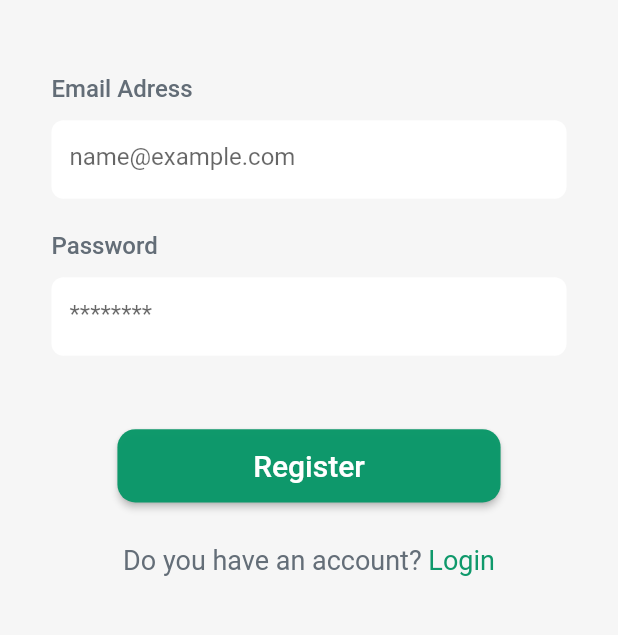
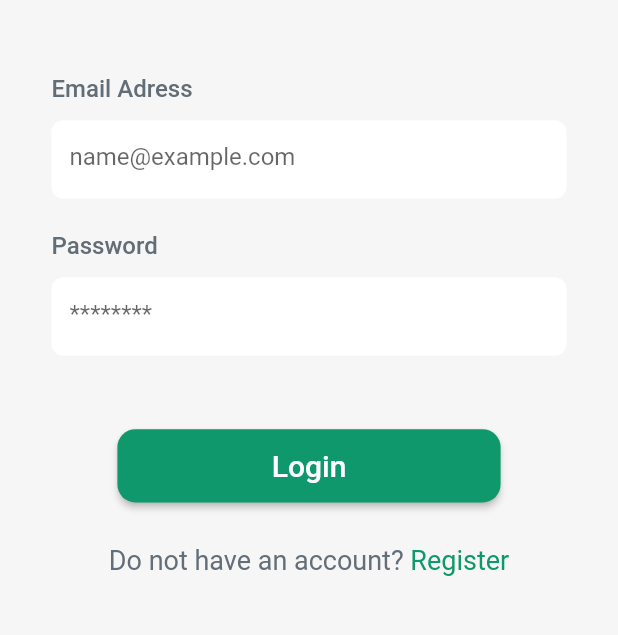
Before and after one commit to eren-cantemur/workshapp, a Flutter app: the screen it shows after launch, after a tap on "Login", on a phone screen of 412 x 824 dp, the part 545-1180 px from its top. Run offline on Flutter 3.47's test engine with Material 2 defaults, Android fonts, the phone set to English and light mode, and no system bars.

Commit message:
add navigation to auth pages

```diff
--- a/mobile/lib/controller/auth_controller.dart
+++ b/mobile/lib/controller/auth_controller.dart
@@ -0,0 +1,7 @@
+import 'package:flutter/cupertino.dart';
+
+class AuthController extends ChangeNotifier {
+  static void navigateToNextPage(String nextPageId, BuildContext context) {
+    Navigator.pushNamed(context, nextPageId);
+  }
+}
--- a/mobile/lib/main.dart
+++ b/mobile/lib/main.dart
@@ -1,6 +1,8 @@
 import 'package:flutter/material.dart';
 import 'package:mobile/view/auth_pages/pages/login_page.dart';
 import 'package:mobile/view/auth_pages/pages/register_page.dart';
+import 'package:provider/provider.dart';
+import 'controller/auth_controller.dart';
 import 'view/auth_pages/pages/welcome_page.dart';
 
 void main() {
@@ -13,17 +15,23 @@ class MyApp extends StatelessWidget {
   // This widget is the root of your application.
   @override
   Widget build(BuildContext context) {
-    return MaterialApp(
+    return MultiProvider(
+      providers: [
+        Provider<AuthController>(create: (_) => AuthController()),
+      ],
+      child: MaterialApp(
         theme: ThemeData.light().copyWith(
           primaryColor: const Color.fromARGB(253, 13, 152, 106),
           scaffoldBackgroundColor: const Color.fromARGB(253, 246, 246, 246),
         ),
-      initialRoute: RegisterPage.id,
+        initialRoute: WelcomePage.id,
         routes: {
           WelcomePage.id: (context) => const WelcomePage(),
           LoginPage.id: (context) => const LoginPage(),
           RegisterPage.id: (context) => const RegisterPage(),
         },
+        home: WelcomePage(),
+      ),
     );
   }
 }
--- a/mobile/lib/view/auth_pages/components/action_button.dart
+++ b/mobile/lib/view/auth_pages/components/action_button.dart
@@ -1,9 +1,10 @@
 import 'package:flutter/material.dart';
+import 'package:mobile/controller/auth_controller.dart';
 
 class AuthButton extends StatelessWidget {
-  const AuthButton({Key? key, required this.title}) : super(key: key);
-
+  const AuthButton({Key? key, required this.title, required this.nextPageId}) : super(key: key);
   final String title;
+  final String nextPageId;
   @override
   Widget build(BuildContext context) {
     return Expanded(
@@ -28,7 +29,9 @@ class AuthButton extends StatelessWidget {
                   RoundedRectangleBorder(borderRadius: BorderRadius.circular(12.0)),
                 ),
               ),
-              onPressed: () {},
+              onPressed: () {
+                AuthController.navigateToNextPage(nextPageId, context);
+              },
               child: Text(
                 title,
                 style: const TextStyle(fontSize: 20),
--- a/mobile/lib/view/auth_pages/pages/login_page.dart
+++ b/mobile/lib/view/auth_pages/pages/login_page.dart
@@ -1,4 +1,6 @@
 import 'package:flutter/material.dart';
+import 'package:mobile/controller/auth_controller.dart';
+import 'package:mobile/view/auth_pages/pages/register_page.dart';
 import '../components/auth_input_field.dart';
 import '../components/action_button.dart';
 import 'package:mobile/model/paths.dart';
@@ -66,8 +68,9 @@ class _LoginPageState extends State<LoginPage> {
                     height: 20,
                   ),
                 ),
-                const AuthButton(
+                AuthButton(
                   title: "Login",
+                  nextPageId: "empty",
                 ),
                 const Expanded(
                   flex: 2,
@@ -86,7 +89,7 @@ class _LoginPageState extends State<LoginPage> {
                       ),
                       InkWell(
                         onTap: () {
-                          print('Text Clicked');
+                          AuthController.navigateToNextPage(RegisterPage.id, context);
                         },
                         child: Text(
                           'Register',
--- a/mobile/lib/view/auth_pages/pages/register_page.dart
+++ b/mobile/lib/view/auth_pages/pages/register_page.dart
@@ -1,4 +1,6 @@
 import 'package:flutter/material.dart';
+import 'package:mobile/controller/auth_controller.dart';
+import 'package:mobile/view/auth_pages/pages/login_page.dart';
 import '../components/action_button.dart';
 import '../components/auth_input_field.dart';
 import 'package:mobile/model/paths.dart';
@@ -65,8 +67,9 @@ class _RegisterPageState extends State<RegisterPage> {
                     height: 20,
                   ),
                 ),
-                const AuthButton(
+                AuthButton(
                   title: "Register",
+                  nextPageId: "notyet",
                 ),
                 const Expanded(
                   flex: 2,
@@ -85,7 +88,7 @@ class _RegisterPageState extends State<RegisterPage> {
                       ),
                       InkWell(
                         onTap: () {
-                          print('Text Clicked');
+                          AuthController.navigateToNextPage(LoginPage.id, context);
                         },
                         child: Text(
                           'Login',
--- a/mobile/lib/view/auth_pages/pages/welcome_page.dart
+++ b/mobile/lib/view/auth_pages/pages/welcome_page.dart
@@ -1,7 +1,10 @@
 import 'package:flutter/material.dart';
+import 'package:mobile/view/auth_pages/pages/login_page.dart';
+import 'package:mobile/view/auth_pages/pages/register_page.dart';
 import '../components/action_button.dart';
 import 'package:mobile/model/paths.dart';
 import 'package:mobile/model/app_text_data.dart';
+import 'package:mobile/controller/auth_controller.dart';
 
 class WelcomePage extends StatefulWidget {
   const WelcomePage({Key? key}) : super(key: key);
@@ -68,7 +71,7 @@ class _WelcomePageState extends State<WelcomePage> {
               height: 10,
             ),
           ),
-          const AuthButton(title: "Register"),
+          AuthButton(title: "Register", nextPageId: RegisterPage.id),
           const Expanded(
             flex: 2,
             child: SizedBox(
@@ -79,7 +82,7 @@ class _WelcomePageState extends State<WelcomePage> {
             flex: 7,
             child: InkWell(
               onTap: () {
-                print('Text Clicked');
+                AuthController.navigateToNextPage(LoginPage.id, context);
               },
               child: const Text(
                 'Login',
--- a/mobile/pubspec.yaml
+++ b/mobile/pubspec.yaml
@@ -36,6 +36,7 @@ dependencies:
   # The following adds the Cupertino Icons font to your application.
   # Use with the CupertinoIcons class for iOS style icons.
   cupertino_icons: ^1.0.2
+  provider: ^6.0.4
 
 dev_dependencies:
   flutter_test:
@@ -47,6 +48,7 @@ dev_dependencies:
   # package. See that file for information about deactivating specific lint
   # rules and activating additional ones.
   flutter_lints: ^2.0.0
+
 
 # For information on the generic Dart part of this file, see the
 # following page: https://dart.dev/tools/pub/pubspec
```
Also changed, not shown: mobile/pubspec.lock. Lines whose indentation alone changed are shown as unchanged.
